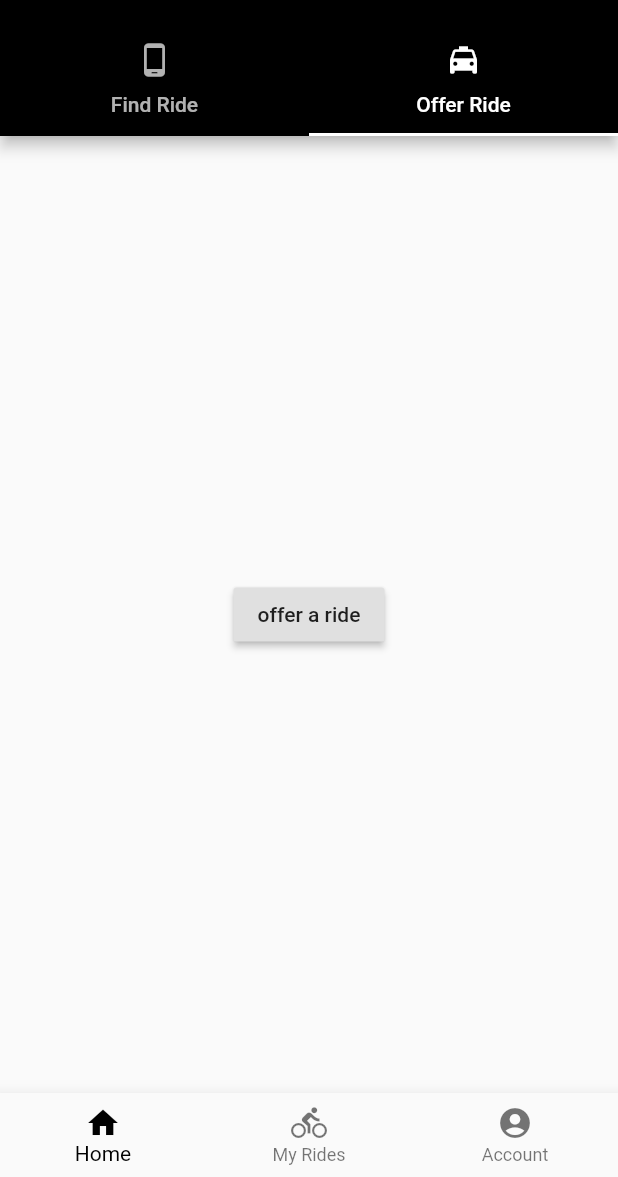
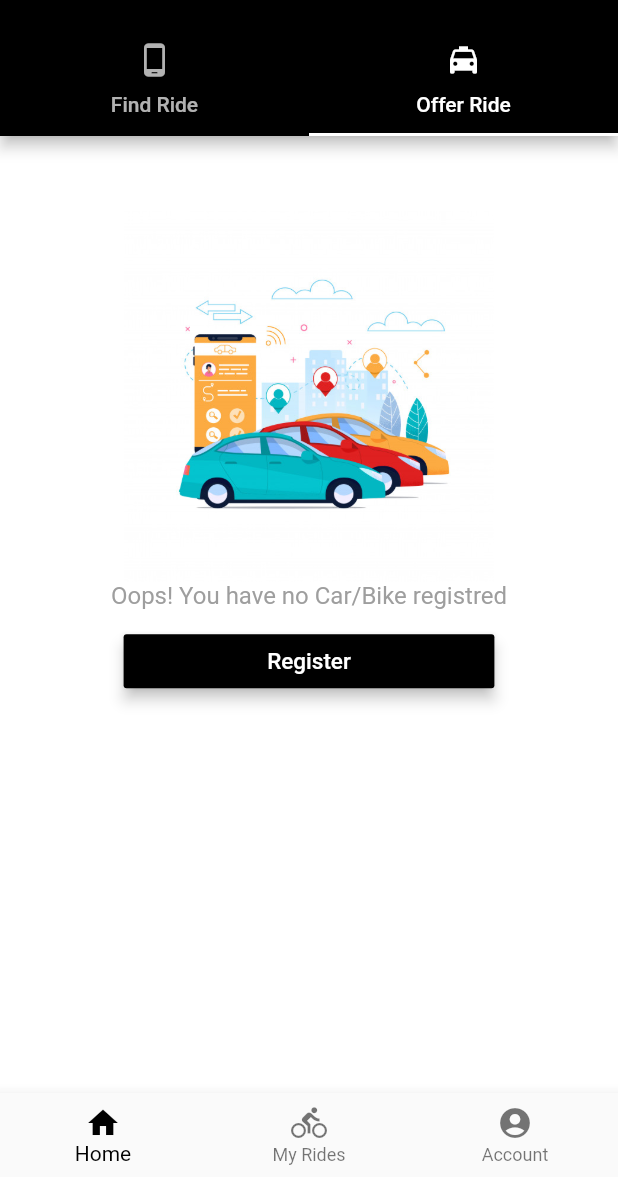
Before and after one commit to Nikhil713/MecDrive-Prototype, a Flutter app: the screen it shows after launch, tab 2 chosen, on a phone screen of 412 x 824 dp, the part 59-1236 px from its top. Run offline on Flutter 3.47's test engine with Material 2 defaults, Android fonts, the phone set to English and light mode, and no system bars.

Commit message:
page shown when no car is registered finished

```diff
--- a/lib/HomeScreen/confirmCard.dart
+++ b/lib/HomeScreen/confirmCard.dart
@@ -69,7 +69,7 @@ class _ConfirmCardState extends State<ConfirmCard> {
       decoration: BoxDecoration(
           color: Colors.black,
           borderRadius: BorderRadius.only(
-              topLeft: Radius.circular(10.0), topRight: Radius.circular(10.0))),
+              topLeft: Radius.circular(7.0), topRight: Radius.circular(7.0))),
       child: Center(
           child: Column(
         crossAxisAlignment: CrossAxisAlignment.start,
--- a/lib/HomeScreen/findaRide.dart
+++ b/lib/HomeScreen/findaRide.dart
@@ -29,14 +29,12 @@ class _FindaRideState extends State<FindaRide> {
   Widget build(BuildContext context) {
     return Center(
       child: SingleChildScrollView(
+        child: Card(
+          elevation: 2.0,
           child: Container(
             padding: EdgeInsets.fromLTRB(15.0, 20.0, 15.0, 20.0),
             height: 350.0,
             width: 300.0,
-          decoration: BoxDecoration(
-            color: Colors.white,
-            borderRadius: BorderRadius.circular(8.0),
-          ),
             child: Column(
               crossAxisAlignment: CrossAxisAlignment.stretch,
               mainAxisAlignment: MainAxisAlignment.spaceAround,
@@ -88,7 +86,8 @@ class _FindaRideState extends State<FindaRide> {
                   child: RaisedButton(
                     color: Colors.black,
                     textColor: Colors.white,
-                  child: Text("Select Time", style: TextStyle(fontSize: 16.0)),
+                    child:
+                        Text("Select Time", style: TextStyle(fontSize: 16.0)),
                     onPressed: () => _selectTime(context),
                   ),
                 ),
@@ -99,8 +98,7 @@ class _FindaRideState extends State<FindaRide> {
                       showBottomSheet(
                           context: context,
                           builder: (context) =>
-                            ConfirmCard(destination, pickedTime)
-                    );
+                              ConfirmCard(destination, pickedTime));
                     },
                     elevation: 6.0,
                     padding: EdgeInsets.all(10.0),
@@ -119,6 +117,7 @@ class _FindaRideState extends State<FindaRide> {
             ),
           ),
         ),
+      ),
     );
   }
 }
--- a/lib/HomeScreen/offerRide.dart
+++ b/lib/HomeScreen/offerRide.dart
@@ -6,13 +6,62 @@ class OfferRide extends StatefulWidget {
 }
 
 class _OfferRideState extends State<OfferRide> {
+  bool carRegistered = false;
+
+  @override
+  Widget build(BuildContext context) {
+    return carRegistered
+        ?
+        // Car/Bike is registered for pooling
+        Container()
+        :
+        // No car registered for pooling
+        NotRegistered();
+  }
+}
+
+
+// Widget displayed when no Car is registered
+class NotRegistered extends StatelessWidget {
   @override
   Widget build(BuildContext context) {
     return Container(
+      color: Colors.white,
       child: Center(
-        child: RaisedButton(
-          child: Text("offer a ride"),
-          onPressed: () {},
+        child: Column(
+          mainAxisAlignment: MainAxisAlignment.start,
+          children: <Widget>[
+            SizedBox(
+              height: 50.0,
+            ),
+            Image(
+              width: MediaQuery.of(context).size.width * 0.6,
+              image: AssetImage("assets/carpool.jpg"),
+              // fit: BoxFit.contain,
+            ),
+            Text(
+              "Oops! You have no Car/Bike registred",
+              style: TextStyle(color: Colors.grey, fontSize: 16.0),
+            ),
+            SizedBox(height: 10.0),
+            SizedBox(
+              width: MediaQuery.of(context).size.width * 0.6,
+              child: RaisedButton(
+                onPressed: () {},
+                splashColor: Colors.grey,
+                padding: EdgeInsets.all(5.0),
+                color: Colors.black,
+                elevation: 4.0,
+                textColor: Colors.white,
+                child: Center(
+                  child: Text(
+                    "Register",
+                    style: TextStyle(fontSize: 15.0),
+                  ),
+                ),
+              ),
+            )
+          ],
         ),
       ),
     );
--- a/pubspec.yaml
+++ b/pubspec.yaml
@@ -19,9 +19,8 @@ dev_dependencies:
 flutter:
   uses-material-design: true
   assets:
-    - assets/logo.png
     - assets/elon.jpg
-    - assets/loading.gif
+    - assets/carpool.jpg
     - assets/loginbg.jpg
     # - images/a_dot_ham.jpeg
   fonts:
```
Also changed, not shown: assets/loading.gif (deleted), assets/logo.png (deleted), lib/Rides/drivers.dart (renamed from lib/rides/drivers.dart), lib/Rides/rides.dart (renamed from lib/rides/rides.dart), lib/Rides/rides_card.dart (renamed from lib/rides/rides_card.dart). Lines whose indentation alone changed are shown as unchanged.
